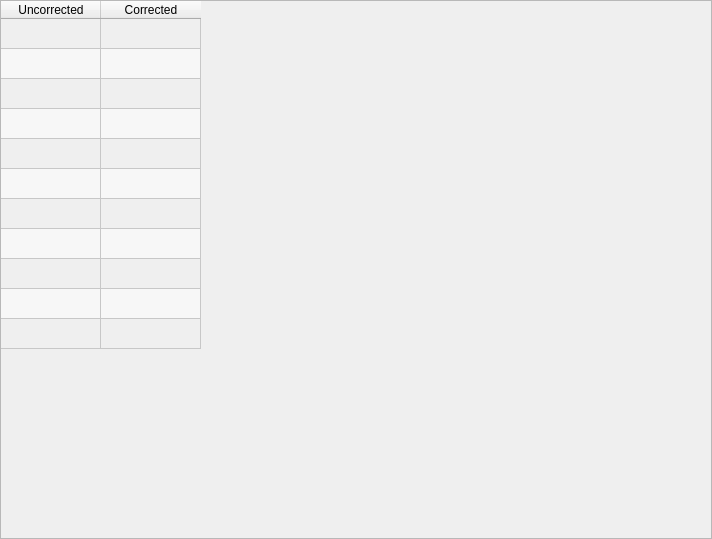
mincequi/TagHawk, file gui/renameartist.ui: the form before one commit.
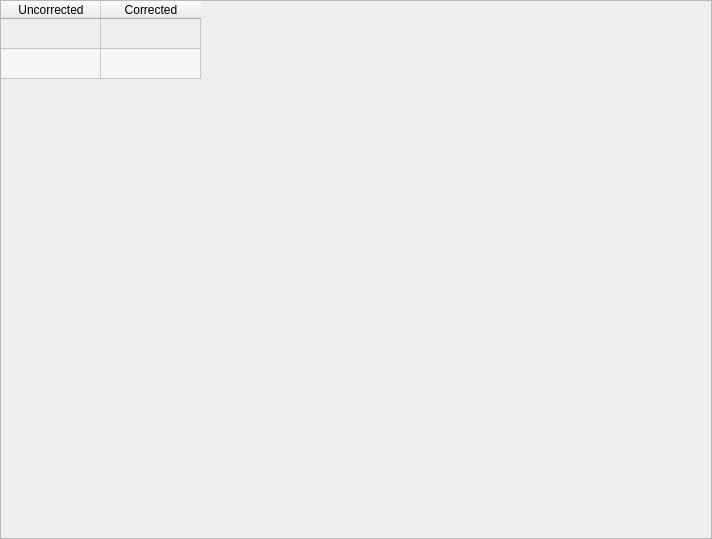
The form after the commit.

Patch:
```diff
--- a/gui/renameartist.ui
+++ b/gui/renameartist.ui
@@ -93,51 +93,6 @@
        <string>New Row</string>
       </property>
      </row>
-     <row>
-      <property name="text">
-       <string>New Row</string>
-      </property>
-     </row>
-     <row>
-      <property name="text">
-       <string>New Row</string>
-      </property>
-     </row>
-     <row>
-      <property name="text">
-       <string>New Row</string>
-      </property>
-     </row>
-     <row>
-      <property name="text">
-       <string>New Row</string>
-      </property>
-     </row>
-     <row>
-      <property name="text">
-       <string>New Row</string>
-      </property>
-     </row>
-     <row>
-      <property name="text">
-       <string>New Row</string>
-      </property>
-     </row>
-     <row>
-      <property name="text">
-       <string>New Row</string>
-      </property>
-     </row>
-     <row>
-      <property name="text">
-       <string>New Row</string>
-      </property>
-     </row>
-     <row>
-      <property name="text">
-       <string>New Row</string>
-      </property>
-     </row>
      <column>
       <property name="text">
        <string>Uncorrected</string>
@@ -148,6 +103,26 @@
        <string>Corrected</string>
       </property>
      </column>
+     <item row="0" column="0">
+      <property name="text">
+       <string/>
+      </property>
+     </item>
+     <item row="0" column="1">
+      <property name="text">
+       <string/>
+      </property>
+     </item>
+     <item row="1" column="0">
+      <property name="text">
+       <string/>
+      </property>
+     </item>
+     <item row="1" column="1">
+      <property name="text">
+       <string/>
+      </property>
+     </item>
     </widget>
    </item>
   </layout>
```
